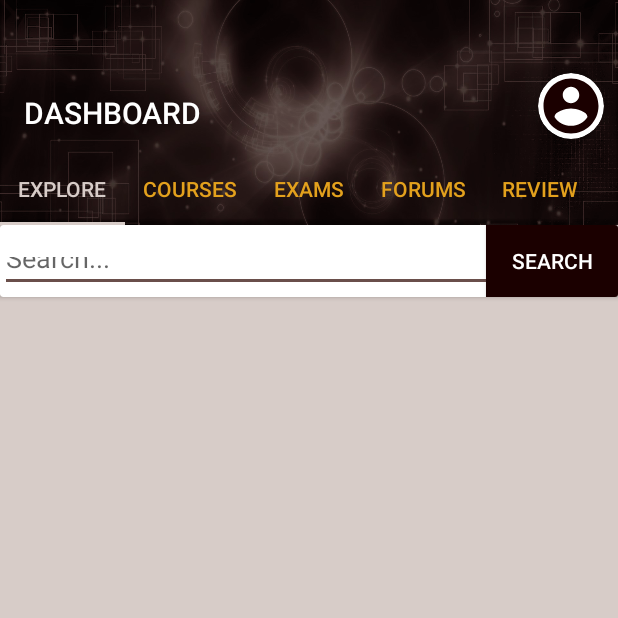
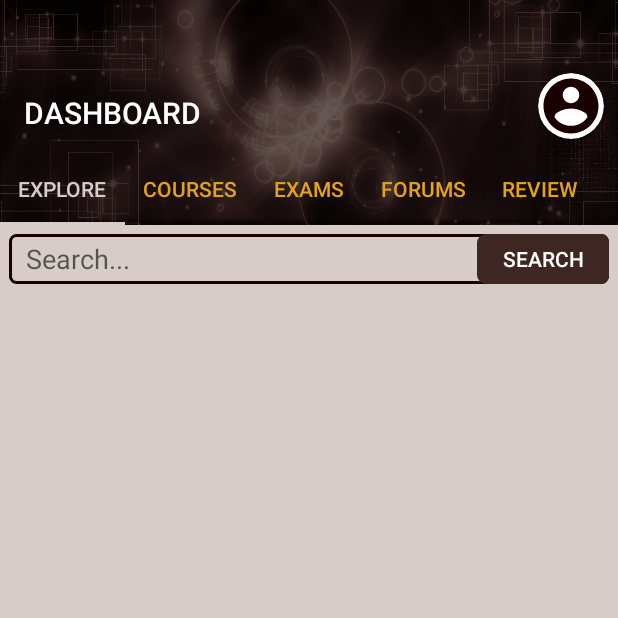
Before and after one commit to Righa/el-mobile, an Android app: the ExploreFragment screen opened directly, with no data from a screen before it, on a phone screen of 412 x 824 dp, the top half of it. Run offline under Robolectric (Android 15) with nearby library versions, the phone set to English and light mode, and no system bars; our stand-ins replace Volley; network calls fail; pictures from the network do not load.

Commit message:
basic adaptors

```diff
--- a/app/src/main/AndroidManifest.xml
+++ b/app/src/main/AndroidManifest.xml
@@ -10,7 +10,7 @@
         android:icon="@mipmap/ic_fav"
         android:label="@string/app_name"
         android:roundIcon="@mipmap/ic_fav_round"
-        android:supportsRtl="true"
+        android:supportsRtl="false"
         android:theme="@style/AppTheme">
         <activity android:name=".NewForumActivity" android:label="@string/new_forum" android:parentActivityName=".DashboardActivity" />
         <activity android:name=".NewExamActivity" android:label="@string/new_exam" android:parentActivityName=".DashboardActivity"/>
--- a/app/src/main/java/com/example/e_learning_mobile/AssessmentAdapter.java
+++ b/app/src/main/java/com/example/e_learning_mobile/AssessmentAdapter.java
@@ -50,6 +50,9 @@ public class AssessmentAdapter extends RecyclerView.Adapter<AssessmentAdapter.Vi
         }
 
         void catchMe(Take currentTake) {
+            courseName.setText(currentTake.getCourse().getName());
+            examName.setText(currentTake.getExam().getName());
+            examMarks.setText(currentTake.getMarks());
         }
     }
 }
--- a/app/src/main/java/com/example/e_learning_mobile/ExamsAdapter.java
+++ b/app/src/main/java/com/example/e_learning_mobile/ExamsAdapter.java
@@ -52,6 +52,10 @@ public class ExamsAdapter extends RecyclerView.Adapter<ExamsAdapter.ViewHolder>
         }
 
         void catchMe(Exam currentExam) {
+            courseName.setText(currentExam.getCourse().getName());
+            examName.setText(currentExam.getName());
+            examDuration.setText(currentExam.getDuration());
+            examStatus.setText(currentExam.getOpen());
         }
     }
 }
--- a/app/src/main/java/com/example/e_learning_mobile/ExploreFragment.java
+++ b/app/src/main/java/com/example/e_learning_mobile/ExploreFragment.java
@@ -63,7 +63,7 @@ public class ExploreFragment extends Fragment {
                         for (int i = 0; i < courses.length(); i++) {
                             JSONObject course = courses.getJSONObject(i);
                             JSONObject user = course.getJSONObject("teacher");
-                            User teacher = new User(user.getString("id"), user.getString("id"), user.getString("first_name"), user.getString("last_name"), user.getString("email"), user.getString("role"), user.getString("birthday"), user.getString("gender"));
+                            User teacher = new User(user.getString("id"), user.getString("first_name"), user.getString("last_name"), user.getString("email"), user.getString("role"));
                             Course another = new Course(course.getString("id"), course.getString("subject_id"), teacher, course.getString("name"), course.getString("description"), "1");
                             meCourses.add(another);
                         }
--- a/app/src/main/java/com/example/e_learning_mobile/LoginActivity.java
+++ b/app/src/main/java/com/example/e_learning_mobile/LoginActivity.java
@@ -60,7 +60,7 @@ public class LoginActivity extends AppCompatActivity {
     }
 
     private void logMeIn() {
-        final String login_url = String.format("%s%s", WelcomeActivity.CARRY_HOST, "login");
+        final String login_url = String.format("%s%s", WelcomeActivity.CARRY_HOST, "api/login");
 
         StringRequest loginRequest = new StringRequest(Request.Method.POST, login_url, new Response.Listener<String>() {
             @Override
@@ -72,7 +72,7 @@ public class LoginActivity extends AppCompatActivity {
                         WelcomeActivity.CARRY_TOKEN = jsonObject.getString("token");
                         Intent intent = new Intent(LoginActivity.this, DashboardActivity.class);
                         JSONObject user = jsonObject.getJSONObject("user");
-                        WelcomeActivity.CURRENT_USER = new User(user.getString("id"), user.getString("id"), user.getString("first_name"), user.getString("last_name"), user.getString("email"), user.getString("role"), user.getString("birthday"), user.getString("gender"));
+                        WelcomeActivity.CURRENT_USER = new User(user.getString("id"), user.getString("first_name"), user.getString("last_name"), user.getString("email"), user.getString("role"));
                         intent.putExtra("NAME", user.getString("first_name"));
                         startActivity(intent);
                     }
--- a/app/src/main/java/com/example/e_learning_mobile/RegisterActivity.java
+++ b/app/src/main/java/com/example/e_learning_mobile/RegisterActivity.java
@@ -86,7 +86,7 @@ public class RegisterActivity extends AppCompatActivity {
                         WelcomeActivity.CARRY_TOKEN = jsonObject.getString("token");
                         Intent intent = new Intent(RegisterActivity.this, ProfileActivity.class);
                         JSONObject user = jsonObject.getJSONObject("user");
-                        WelcomeActivity.CURRENT_USER = new User(user.getString("id"), user.getString("id"), user.getString("first_name"), user.getString("last_name"), user.getString("email"), user.getString("role"), user.getString("birthday"), user.getString("gender"));
+                        WelcomeActivity.CURRENT_USER = new User(user.getString("id"), user.getString("first_name"), user.getString("last_name"), user.getString("email"), user.getString("role"));
                         startActivity(intent);
                     }
                     else {
--- a/app/src/main/java/com/example/e_learning_mobile/WelcomeActivity.java
+++ b/app/src/main/java/com/example/e_learning_mobile/WelcomeActivity.java
@@ -9,8 +9,8 @@ import android.widget.Button;
 
 public class WelcomeActivity extends AppCompatActivity {
 
-    public static String CARRY_HOST = "https://c4b41aae1e06.ngrok.io/api/";
-    public static String CARRY_TOKEN = "";
+    public static String CARRY_HOST = "https://ee4477500faf.ngrok.io/";
+    public static String CARRY_TOKEN;
     public static User CURRENT_USER;
 
     @Override
--- a/app/src/main/res/drawable/alt_icon_file.xml
+++ b/app/src/main/res/drawable/alt_icon_file.xml
@@ -1,8 +1,7 @@
 <?xml version="1.0" encoding="utf-8"?>
 <shape xmlns:android="http://schemas.android.com/apk/res/android">
     <stroke
-        android:width="2sp"
+        android:width="2dp"
         android:color="@color/colorPrimaryDark" />
-
     <corners android:radius="4dp" />
 </shape>
--- a/app/src/main/res/drawable/round_buttons.xml
+++ b/app/src/main/res/drawable/round_buttons.xml
@@ -1,9 +1,4 @@
 <?xml version="1.0" encoding="utf-8"?>
 <shape xmlns:android="http://schemas.android.com/apk/res/android" android:shape="rectangle" android:tint="@color/colorPrimary">
     <corners android:radius="6dp" />
-    <padding
-        android:bottom="4dp"
-        android:left="4dp"
-        android:right="4dp"
-        android:top="4dp" />
 </shape>
--- a/app/src/main/res/layout/fragment_explore.xml
+++ b/app/src/main/res/layout/fragment_explore.xml
@@ -7,31 +7,31 @@
     tools:context=".ExploreFragment">
 
     <!-- TODO: Update blank fragment layout -->
-    <androidx.cardview.widget.CardView
+
+    <EditText
         android:id="@+id/search_bar"
         android:layout_width="match_parent"
-        android:layout_height="wrap_content"
-        android:background="@drawable/alt_icon_file">
-
-        <EditText
-            android:id="@+id/search_field"
-            android:layout_width="match_parent"
-            android:layout_height="33sp"
+        android:layout_height="33dp"
+        android:paddingEnd="111dp"
+        android:paddingStart="11dp"
+        android:background="@drawable/alt_icon_file"
         android:hint="@string/search_bar_text"
+        android:paddingRight="111dp"
+        android:paddingLeft="11dp"
+        android:layout_margin="6dp"
         android:autofillHints=""
-            android:layout_marginTop="11dp"
         android:inputType="text" />
 
     <Button
         android:id="@+id/search_button"
         android:layout_width="wrap_content"
-            android:layout_height="wrap_content"
+        android:layout_height="33dp"
         android:text="@string/search"
-            android:layout_gravity="end"
         android:textColor="@android:color/white"
-            android:background="@color/colorPrimaryDark"/>
-
-    </androidx.cardview.widget.CardView>
+        android:background="@drawable/round_buttons"
+        android:layout_alignTop="@id/search_bar"
+        android:layout_alignRight="@id/search_bar"
+        android:layout_alignEnd="@id/search_bar" />
 
     <androidx.recyclerview.widget.RecyclerView
         android:id="@+id/explore_recycler"
```
Also changed, not shown: app/src/main/java/com/example/e_learning_mobile/Exam.java (+5 -5 lines), app/src/main/java/com/example/e_learning_mobile/Take.java (+13 -1 lines), app/src/main/java/com/example/e_learning_mobile/User.java (+35 -4 lines), app/src/main/res/layout/fragment_forums.xml (+15 -9 lines). Lines whose indentation alone changed are shown as unchanged.
